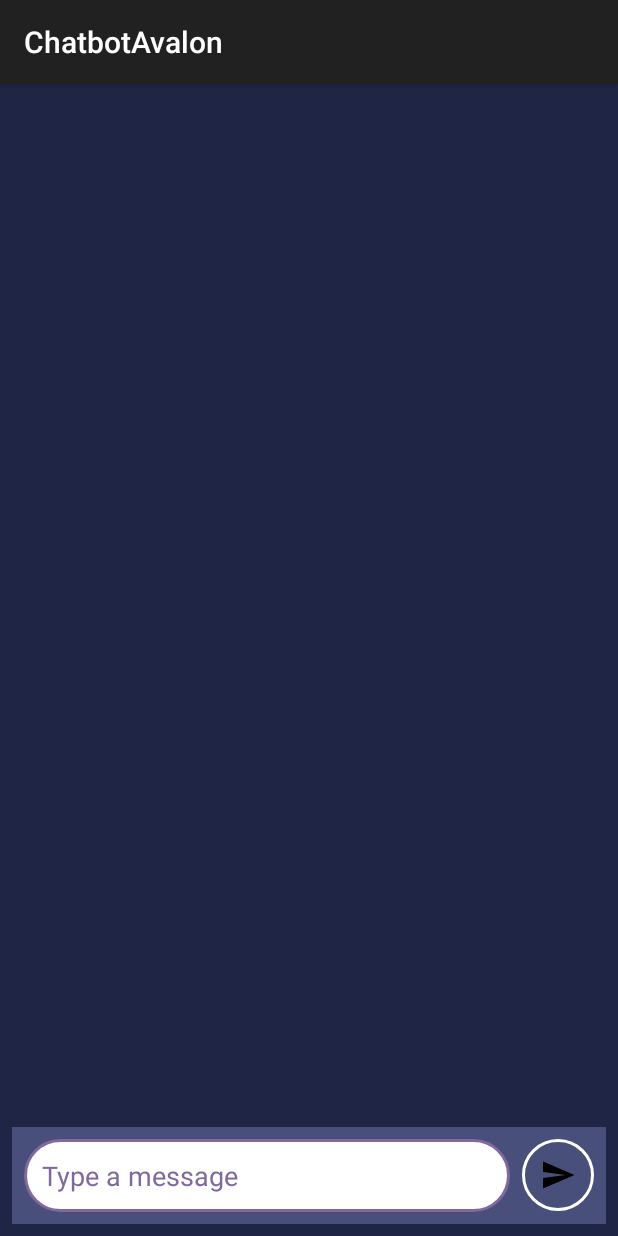
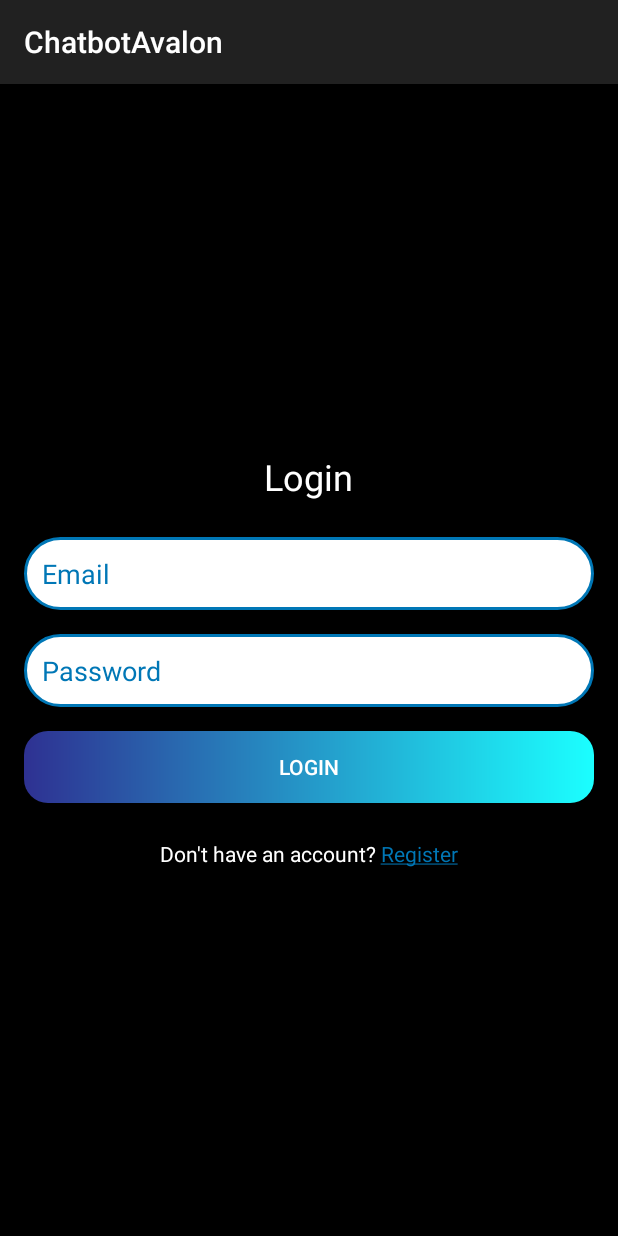
Before and after one commit to amaliartnaa/chatbot-avalon, an Android app built with Jetpack Compose: the screen it shows after launch (MainActivity before the commit, LoginActivity after it), on a phone screen of 412 x 824 dp. Run offline under Robolectric (Android 15) with nearby library versions, the phone set to English and light mode, and no system bars.

Commit message:
feat: add interface login and regist page

```diff
--- /dev/null
+++ b/app/src/main/java/com/example/chatbotavalon/LoginActivity.kt
@@ -0,0 +1,47 @@
+package com.example.chatbotavalon
+
+import android.content.Intent
+import android.os.Bundle
+import android.text.SpannableString
+import android.text.Spanned
+import android.text.method.LinkMovementMethod
+import android.text.style.ClickableSpan
+import android.text.style.ForegroundColorSpan
+import android.view.View
+import android.widget.Button
+import android.widget.TextView
+import androidx.appcompat.app.AppCompatActivity
+import androidx.core.content.ContextCompat
+
+class LoginActivity : AppCompatActivity(){
+    override fun onCreate(savedInstanceState: Bundle?) {
+        super.onCreate(savedInstanceState)
+        setContentView(R.layout.login_activity)
+
+        val registerTextView = findViewById<TextView>(R.id.registerRedirect)
+
+        val spannable = SpannableString("Don't have an account? Register")
+
+        val clickableSpan = object : ClickableSpan() {
+            override fun onClick(widget: View) {
+                val intent = Intent(this@LoginActivity, RegisterActivity::class.java)
+                startActivity(intent)
+            }
+        }
+
+        val colorSpan = ForegroundColorSpan(ContextCompat.getColor(this, R.color.blue_primary))
+
+        spannable.setSpan(clickableSpan, 23, 31, Spanned.SPAN_EXCLUSIVE_EXCLUSIVE)
+        spannable.setSpan(colorSpan, 23, 31, Spanned.SPAN_EXCLUSIVE_EXCLUSIVE)
+
+        registerTextView.text = spannable
+        registerTextView.movementMethod = LinkMovementMethod.getInstance()
+
+        val loginButton = findViewById<Button>(R.id.loginButton)
+        loginButton.setOnClickListener {
+            val intent = Intent(this, MainActivity::class.java)
+            startActivity(intent)
+            finish()
+        }
+    }
+}
--- a/app/src/main/java/com/example/chatbotavalon/MainActivity.kt
+++ b/app/src/main/java/com/example/chatbotavalon/MainActivity.kt
@@ -41,7 +41,7 @@ class MainActivity : AppCompatActivity() {
                     chatList.add(ChatMessage(botReply, false))
                     chatAdapter.notifyItemInserted(chatList.size - 1)
                     recyclerView.scrollToPosition(chatList.size - 1)
-                }, 2000)
+                }, 1000)
             }
         }
     }
@@ -49,7 +49,7 @@ class MainActivity : AppCompatActivity() {
     private fun getBotReply(message: String): String {
         return when {
             message.contains("halo", true) -> "Halo! Ada yang bisa saya bantu?"
-            message.contains("apa kabar", true) -> "Saya bot, selalu baik! Kamu?"
+            message.contains("apa kabar", true) -> "Saya baik-baik saja! Kamu?"
             message.contains("bye", true) -> "Sampai jumpa!"
             else -> "Maaf, saya tidak mengerti."
         }
--- /dev/null
+++ b/app/src/main/res/drawable/rounded_button.xml
@@ -0,0 +1,10 @@
+<?xml version="1.0" encoding="utf-8"?>
+<!-- res/drawable/gradient_button.xml -->
+<shape xmlns:android="http://schemas.android.com/apk/res/android">
+    <gradient
+        android:angle="0"
+        android:startColor="#2E3192"
+        android:endColor="#1BFFFF"
+        android:type="linear" />
+    <corners android:radius="16dp" />
+</shape>
--- a/app/src/main/res/drawable/rounded_edit_text.xml
+++ b/app/src/main/res/drawable/rounded_edit_text.xml
@@ -2,5 +2,5 @@
 <shape xmlns:android="http://schemas.android.com/apk/res/android">
     <solid android:color="#FFFFFF"/>
     <corners android:radius="24dp"/>
-    <stroke android:width="2dp" android:color="#81689D" />
+    <stroke android:width="2dp" android:color="#0077B6" />
 </shape>
--- a/app/src/main/res/layout/activity_main.xml
+++ b/app/src/main/res/layout/activity_main.xml
@@ -25,7 +25,8 @@
         android:layout_marginTop="4dp"
         android:elevation="4dp"
         android:clipToPadding="false"
-        android:gravity="center_vertical">
+        android:gravity="center_vertical"
+        >
 
         <!-- Input field untuk pesan -->
         <EditText
--- /dev/null
+++ b/app/src/main/res/layout/login_activity.xml
@@ -0,0 +1,61 @@
+<?xml version="1.0" encoding="utf-8"?>
+<LinearLayout xmlns:android="http://schemas.android.com/apk/res/android"
+    android:orientation="vertical"
+    android:layout_width="match_parent"
+    android:layout_height="match_parent"
+    android:padding="16dp"
+    android:background="#000000"
+    android:gravity="center">
+
+    <TextView
+        android:id="@+id/loginTitle"
+        android:layout_width="wrap_content"
+        android:layout_height="wrap_content"
+        android:text="@string/login_title"
+        android:textSize="24sp"
+        android:textColor="#FFFFFF"
+        android:layout_marginBottom="24dp" />
+
+    <EditText
+        android:id="@+id/emailEditText"
+        android:layout_width="match_parent"
+        android:layout_height="wrap_content"
+        android:hint="@string/email_hint"
+        android:inputType="textEmailAddress"
+        android:background="@drawable/rounded_edit_text"
+        android:padding="12dp"
+        android:textColor="#000000"
+        android:textColorHint="#0077B6"
+        android:layout_marginBottom="16dp" />
+
+    <EditText
+        android:id="@+id/passwordEditText"
+        android:layout_width="match_parent"
+        android:layout_height="wrap_content"
+        android:hint="@string/password_hint"
+        android:inputType="textPassword"
+        android:background="@drawable/rounded_edit_text"
+        android:padding="12dp"
+        android:textColor="#000000"
+        android:textColorHint="#0077B6"
+        android:layout_marginBottom="16dp" />
+
+    <Button
+        android:id="@+id/loginButton"
+        android:layout_width="match_parent"
+        android:layout_height="wrap_content"
+        android:text="@string/login_title"
+        android:background="@drawable/rounded_button"
+        android:textColor="#FFFFFF"
+        android:layout_marginBottom="16dp" />
+
+    <TextView
+        android:id="@+id/registerRedirect"
+        android:layout_width="wrap_content"
+        android:layout_height="wrap_content"
+        android:text="@string/regist_redirect"
+        android:textColor="#FFFFFF"
+        android:textSize="14sp"
+        android:layout_gravity="center"
+        android:layout_marginTop="8dp" />
+</LinearLayout>
--- a/app/src/main/res/values/colors.xml
+++ b/app/src/main/res/values/colors.xml
@@ -7,4 +7,5 @@
     <color name="teal_700">#FF018786</color>
     <color name="black">#FF000000</color>
     <color name="white">#FFFFFFFF</color>
+    <color name="blue_primary">#0077B6</color>
 </resources>
--- a/app/src/main/res/values/strings.xml
+++ b/app/src/main/res/values/strings.xml
@@ -2,4 +2,11 @@
     <string name="app_name">ChatbotAvalon</string>
     <string name="edit_text">Type a message</string>
     <string name="button_send">Send</string>
+    <string name="login_title">Login</string>
+    <string name="email_hint">Email</string>
+    <string name="password_hint">Password</string>
+    <string name="regist_redirect">Don\'t have an account? Register</string>
+    <string name="regist_title">Register</string>
+    <string name="name_hint">Full Name</string>
+    <string name="login_redirect">Already have an account? Login</string>
 </resources>
```
Also changed, not shown: app/src/main/AndroidManifest.xml (+11 -1 lines), app/src/main/java/com/example/chatbotavalon/RegisterActivity.kt (added, +47 -0 lines), app/src/main/res/layout/register_activity.xml (added, +73 -0 lines).
